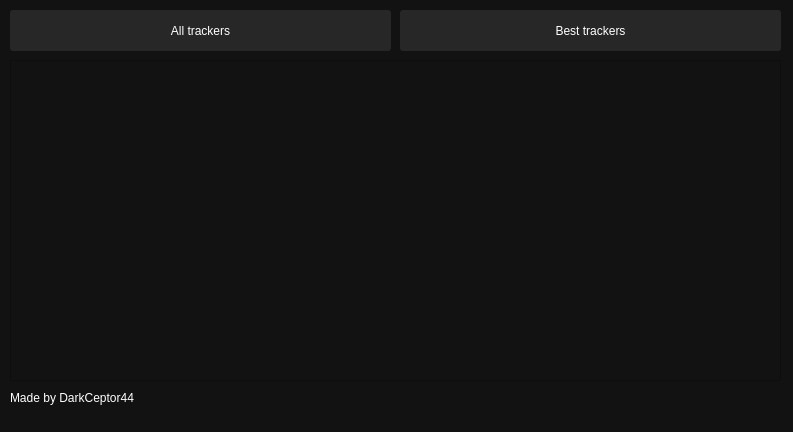
Qt form gui.ui (DarkCeptor44/PublicTrackersGUI) before a commit.
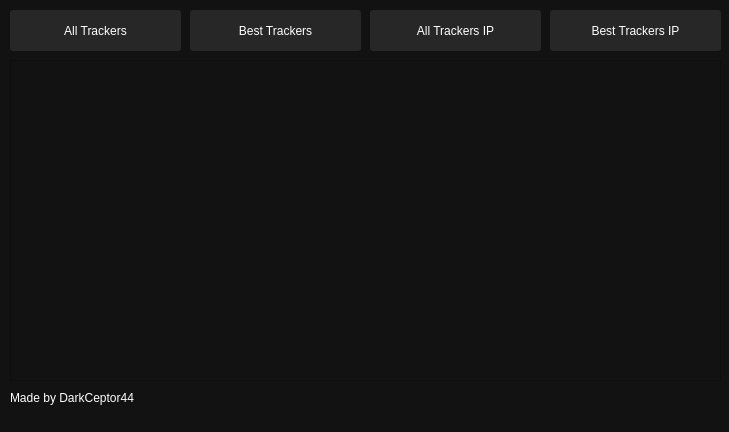
The same form after that commit.

Commit message: Added All/Best/All_IP buttons

What changed in the file:
```diff
--- a/gui.ui
+++ b/gui.ui
@@ -6,7 +6,7 @@
    <rect>
     <x>0</x>
     <y>0</y>
-    <width>793</width>
+    <width>729</width>
     <height>432</height>
    </rect>
   </property>
@@ -22,7 +22,7 @@
      <rect>
       <x>10</x>
       <y>10</y>
-      <width>381</width>
+      <width>171</width>
       <height>41</height>
      </rect>
     </property>
@@ -45,15 +45,15 @@
 }</string>
     </property>
     <property name="text">
-     <string>All trackers</string>
+     <string>All Trackers</string>
     </property>
    </widget>
-   <widget class="QPushButton" name="btnBest">
+   <widget class="QPushButton" name="btnBestIP">
     <property name="geometry">
      <rect>
-      <x>400</x>
+      <x>550</x>
       <y>10</y>
-      <width>381</width>
+      <width>171</width>
       <height>41</height>
      </rect>
     </property>
@@ -76,7 +76,7 @@
 }</string>
     </property>
     <property name="text">
-     <string>Best trackers</string>
+     <string>Best Trackers IP</string>
     </property>
    </widget>
    <widget class="QTextEdit" name="edtField">
@@ -84,7 +84,7 @@
      <rect>
       <x>10</x>
       <y>60</y>
-      <width>771</width>
+      <width>711</width>
       <height>321</height>
      </rect>
     </property>
@@ -108,6 +108,68 @@
      <string>Made by DarkCeptor44</string>
     </property>
    </widget>
+   <widget class="QPushButton" name="btnBest">
+    <property name="geometry">
+     <rect>
+      <x>190</x>
+      <y>10</y>
+      <width>171</width>
+      <height>41</height>
+     </rect>
+    </property>
+    <property name="cursor">
+     <cursorShape>PointingHandCursor</cursorShape>
+    </property>
+    <property name="styleSheet">
+     <string notr="true">QPushButton{
+	background:#272727;
+	color:#fff;
+	border-radius:3px;
+}
+
+QPushButton:hover{
+	background-color:#383838;
+}
+
+QPushButton:pressed{
+	background-color:#272727;
+}</string>
+    </property>
+    <property name="text">
+     <string>Best Trackers</string>
+    </property>
+   </widget>
+   <widget class="QPushButton" name="btnAllIP">
+    <property name="geometry">
+     <rect>
+      <x>370</x>
+      <y>10</y>
+      <width>171</width>
+      <height>41</height>
+     </rect>
+    </property>
+    <property name="cursor">
+     <cursorShape>PointingHandCursor</cursorShape>
+    </property>
+    <property name="styleSheet">
+     <string notr="true">QPushButton{
+	background:#272727;
+	color:#fff;
+	border-radius:3px;
+}
+
+QPushButton:hover{
+	background-color:#383838;
+}
+
+QPushButton:pressed{
+	background-color:#272727;
+}</string>
+    </property>
+    <property name="text">
+     <string>All Trackers IP</string>
+    </property>
+   </widget>
   </widget>
   <widget class="QStatusBar" name="statusbar"/>
  </widget>
```
The commit also changes 2 other files.
